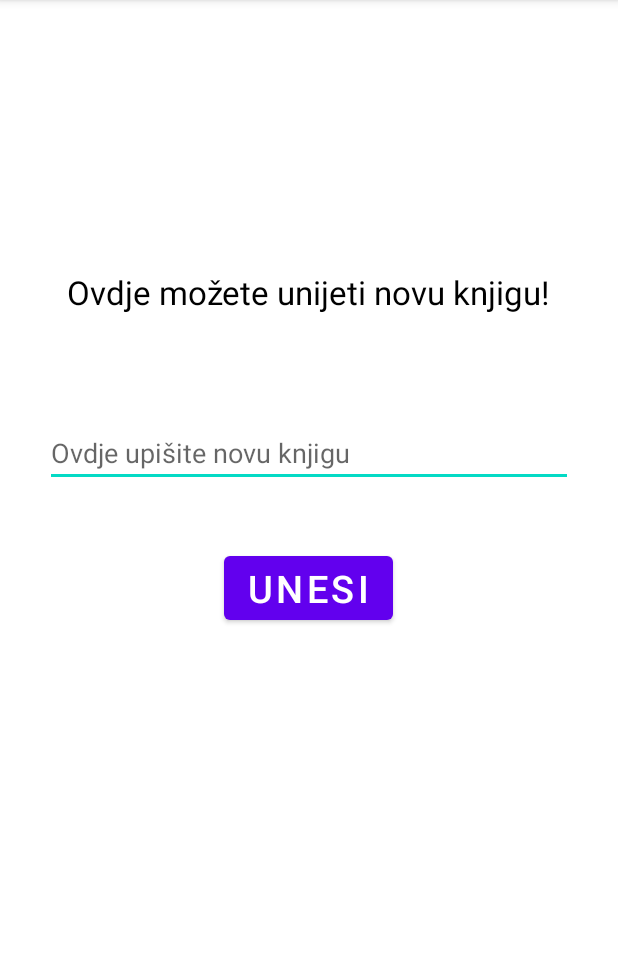
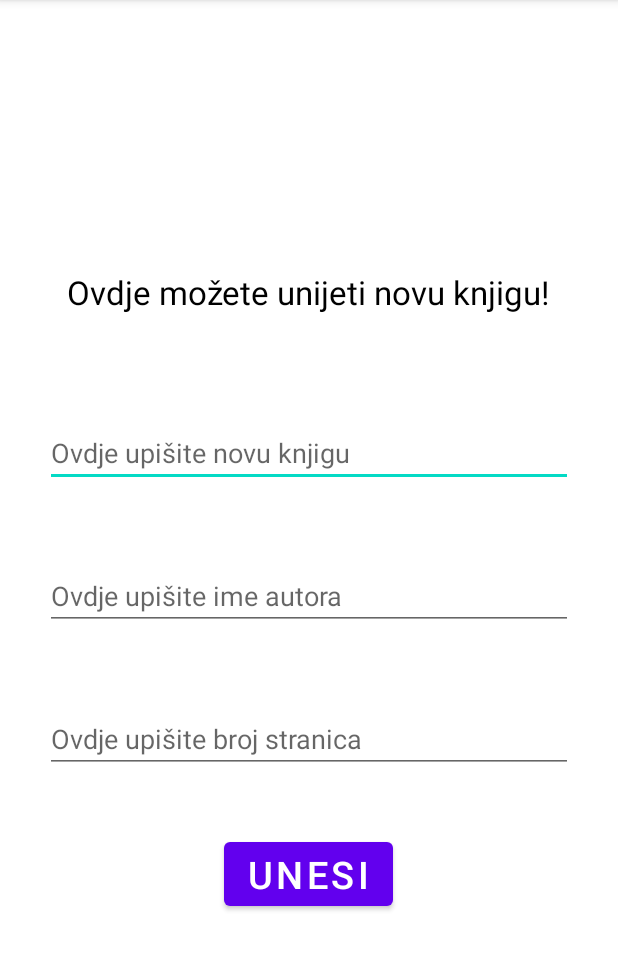
Before and after one commit to Dominik277/LibraryManagementSystem, an Android app: the UnesiteKnjiguActivity screen opened directly, with no data from a screen before it, on a phone screen of 412 x 824 dp, the part 84-1054 px from its top. Run offline under Robolectric (Android 15) with nearby library versions, the phone set to English and light mode, and no system bars.

Commit message:
Napravljene razne preinake.

```diff
--- a/app/src/main/res/layout/activity_programiranje.xml
+++ b/app/src/main/res/layout/activity_programiranje.xml
@@ -20,7 +20,7 @@
     <ListView
         android:id="@+id/listView"
         android:layout_width="match_parent"
-        android:layout_height="match_parent"/>
-
+        android:layout_height="match_parent"
+        android:dividerHeight="1dp"/>
 
 </LinearLayout>
--- a/app/src/main/res/layout/activity_unesite_knjigu.xml
+++ b/app/src/main/res/layout/activity_unesite_knjigu.xml
@@ -23,6 +23,18 @@
         android:layout_height="wrap_content"
         android:layout_marginTop="70dp"
         android:hint="Ovdje upišite novu knjigu"/>
+    <EditText
+        android:id="@+id/editTextUnesiAutora"
+        android:layout_width="match_parent"
+        android:layout_height="wrap_content"
+        android:layout_marginTop="50dp"
+        android:hint="Ovdje upišite ime autora"/>
+    <EditText
+        android:id="@+id/editTextUnesiStranice"
+        android:layout_width="match_parent"
+        android:layout_height="wrap_content"
+        android:layout_marginTop="50dp"
+        android:hint="Ovdje upišite broj stranica"/>
     <Button
         android:id="@+id/gumbUnesiKnjigu"
         android:layout_width="wrap_content"
```
Also changed, not shown: app/src/main/res/layout/list_row.xml (added, +34 -0 lines).
